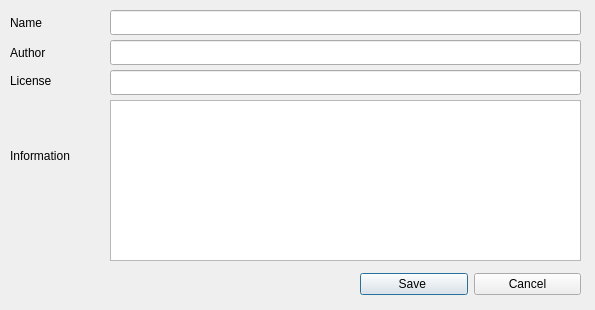
Before: the Qt Designer form gui/src/SoundLibrary/SoundLibraryPropertiesDialog_UI.ui in lxlxlo/composite-devel, drawn with Qt 5.
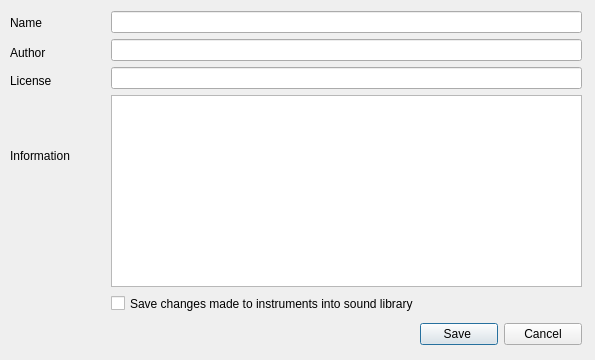
After: the same form once the commit is applied.

```diff
--- a/gui/src/SoundLibrary/SoundLibraryPropertiesDialog_UI.ui
+++ b/gui/src/SoundLibrary/SoundLibraryPropertiesDialog_UI.ui
@@ -6,7 +6,7 @@
     <x>0</x>
     <y>0</y>
     <width>595</width>
-    <height>310</height>
+    <height>360</height>
    </rect>
   </property>
   <property name="windowTitle" >
@@ -69,10 +69,10 @@
   <widget class="QLineEdit" name="authorTxt" >
    <property name="geometry" >
     <rect>
-     <x>110</x>
-     <y>40</y>
+     <x>111</x>
+     <y>39</y>
      <width>471</width>
-     <height>25</height>
+     <height>22</height>
     </rect>
    </property>
    <property name="sizePolicy" >
@@ -91,10 +91,10 @@
   <widget class="QLineEdit" name="nameTxt" >
    <property name="geometry" >
     <rect>
-     <x>110</x>
-     <y>10</y>
+     <x>111</x>
+     <y>11</y>
      <width>471</width>
-     <height>25</height>
+     <height>22</height>
     </rect>
    </property>
    <property name="sizePolicy" >
@@ -113,10 +113,10 @@
   <widget class="QTextEdit" name="infoTxt" >
    <property name="geometry" >
     <rect>
-     <x>110</x>
-     <y>100</y>
+     <x>111</x>
+     <y>95</y>
      <width>471</width>
-     <height>161</height>
+     <height>192</height>
     </rect>
    </property>
    <property name="acceptRichText" >
@@ -142,10 +142,10 @@
   <widget class="QLineEdit" name="licenseTxt" >
    <property name="geometry" >
     <rect>
-     <x>110</x>
-     <y>70</y>
+     <x>111</x>
+     <y>67</y>
      <width>471</width>
-     <height>25</height>
+     <height>22</height>
     </rect>
    </property>
    <property name="sizePolicy" >
@@ -164,9 +164,9 @@
   <widget class="QWidget" name="layoutWidget" >
    <property name="geometry" >
     <rect>
-     <x>360</x>
-     <y>270</y>
-     <width>221</width>
+     <x>420</x>
+     <y>320</y>
+     <width>162</width>
      <height>28</height>
     </rect>
    </property>
@@ -187,6 +187,19 @@
     </item>
    </layout>
   </widget>
+  <widget class="QCheckBox" name="saveChanges_checkBox" >
+   <property name="geometry" >
+    <rect>
+     <x>111</x>
+     <y>293</y>
+     <width>469</width>
+     <height>21</height>
+    </rect>
+   </property>
+   <property name="text" >
+    <string>Save changes made to instruments into sound library</string>
+   </property>
+  </widget>
  </widget>
  <resources/>
  <connections>
```
